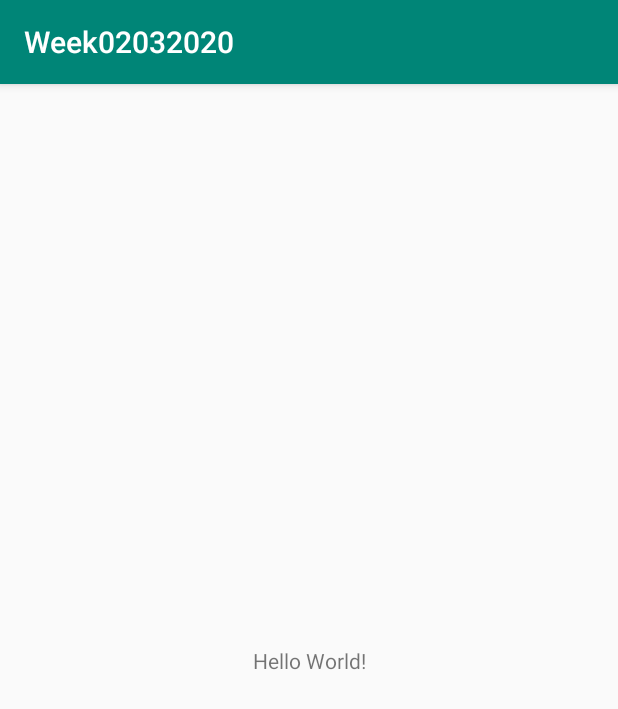
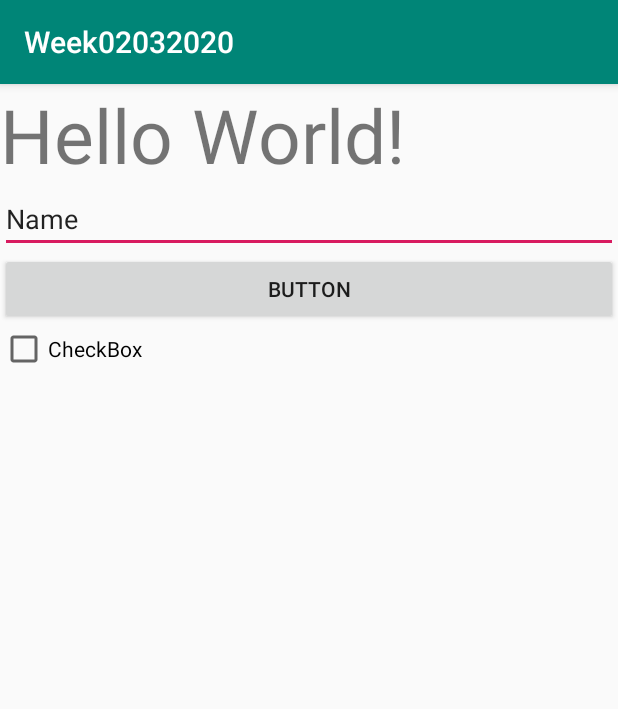
Before and after one commit to mckasap/Week02032020, an Android app: the screen it shows after launch (MainActivity), on a phone screen of 412 x 824 dp. Shown: the top 709 px of the screen. Run offline under Robolectric (Android 15) with nearby library versions, the phone set to English and light mode, and no system bars.

Commit message:
ikinci komit List Acitivity

```diff
--- a/app/src/main/AndroidManifest.xml
+++ b/app/src/main/AndroidManifest.xml
@@ -9,6 +9,7 @@
         android:roundIcon="@mipmap/ic_launcher_round"
         android:supportsRtl="true"
         android:theme="@style/AppTheme">
+        <activity android:name=".MyList"></activity>
         <activity android:name=".MainActivity">
             <intent-filter>
                 <action android:name="android.intent.action.MAIN" />
--- a/app/src/main/res/layout/activity_main.xml
+++ b/app/src/main/res/layout/activity_main.xml
@@ -1,18 +1,43 @@
 <?xml version="1.0" encoding="utf-8"?>
-<androidx.constraintlayout.widget.ConstraintLayout xmlns:android="http://schemas.android.com/apk/res/android"
+
+
+<LinearLayout xmlns:android="http://schemas.android.com/apk/res/android"
     xmlns:app="http://schemas.android.com/apk/res-auto"
     xmlns:tools="http://schemas.android.com/tools"
+
     android:layout_width="match_parent"
     android:layout_height="match_parent"
-    tools:context=".MainActivity">
+    android:orientation="vertical"
+    tools:context=".MainActivity"
+    tools:layout_editor_absoluteX="1dp"
+    tools:layout_editor_absoluteY="1dp">
 
     <TextView
         android:layout_width="wrap_content"
         android:layout_height="wrap_content"
         android:text="Hello World!"
-        app:layout_constraintBottom_toBottomOf="parent"
-        app:layout_constraintLeft_toLeftOf="parent"
-        app:layout_constraintRight_toRightOf="parent"
-        app:layout_constraintTop_toTopOf="parent" />
+        android:textSize="50sp" />
 
-</androidx.constraintlayout.widget.ConstraintLayout>
+    <EditText
+        android:id="@+id/editText"
+        android:layout_width="match_parent"
+        android:layout_height="wrap_content"
+        android:ems="10"
+        android:inputType="textPersonName"
+        android:text="Name" />
+
+    <Button
+        android:id="@+id/button"
+        android:layout_width="match_parent"
+        android:layout_height="wrap_content"
+        android:onClick="myClick"
+        android:text="Button" />
+
+    <CheckBox
+        android:id="@+id/checkBox"
+        android:layout_width="match_parent"
+        android:layout_height="wrap_content"
+        android:text="CheckBox" />
+
+
+</LinearLayout>
```
Also changed, not shown: app/src/main/java/org/kasapbasi/week02032020/MainActivity.java (+8 -0 lines), app/src/main/java/org/kasapbasi/week02032020/MyList.java (added, +25 -0 lines), app/src/main/res/layout/activity_my_list.xml (added, +21 -0 lines), app/src/main/res/values/countries.xml (added, +10 -0 lines).
